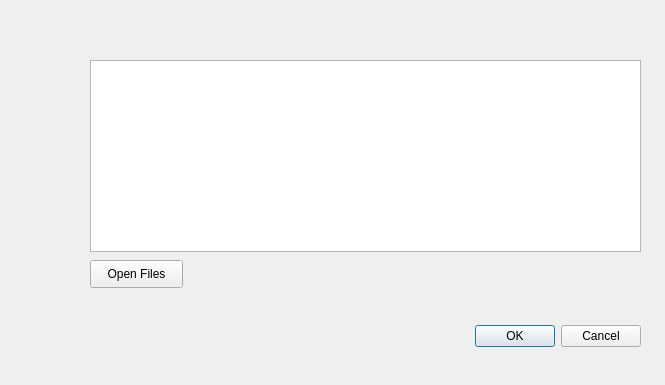
Above: methane_mini_dialog_base.ui from tpubben/LMC_QGIS before the change. Below: the same form after it.
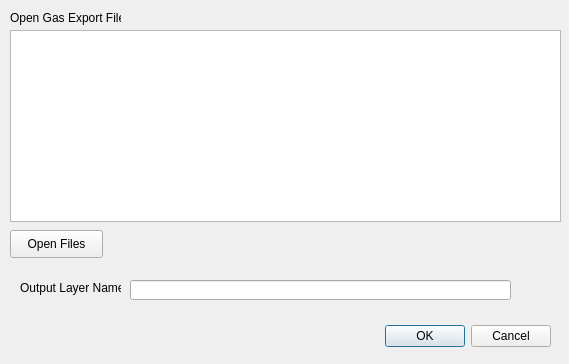
That is the form after the change.

Commit message: Finished Plugin

Patch:
```diff
--- a/methane_mini_dialog_base.ui
+++ b/methane_mini_dialog_base.ui
@@ -6,8 +6,8 @@
    <rect>
     <x>0</x>
     <y>0</y>
-    <width>665</width>
-    <height>385</height>
+    <width>569</width>
+    <height>364</height>
    </rect>
   </property>
   <property name="windowTitle">
@@ -16,7 +16,7 @@
   <widget class="QDialogButtonBox" name="button_box">
    <property name="geometry">
     <rect>
-     <x>300</x>
+     <x>210</x>
      <y>320</y>
      <width>341</width>
      <height>32</height>
@@ -32,8 +32,8 @@
   <widget class="QListWidget" name="listWidget">
    <property name="geometry">
     <rect>
-     <x>90</x>
-     <y>60</y>
+     <x>10</x>
+     <y>30</y>
      <width>551</width>
      <height>192</height>
     </rect>
@@ -42,8 +42,8 @@
   <widget class="QPushButton" name="pushButton">
    <property name="geometry">
     <rect>
-     <x>90</x>
-     <y>260</y>
+     <x>10</x>
+     <y>230</y>
      <width>93</width>
      <height>28</height>
     </rect>
@@ -52,6 +52,42 @@
     <string>Open Files</string>
    </property>
   </widget>
+  <widget class="QLabel" name="OpenFilesLabel">
+   <property name="geometry">
+    <rect>
+     <x>10</x>
+     <y>10</y>
+     <width>111</width>
+     <height>16</height>
+    </rect>
+   </property>
+   <property name="text">
+    <string>Open Gas Export Files</string>
+   </property>
+  </widget>
+  <widget class="QLabel" name="SaveNameLabel">
+   <property name="geometry">
+    <rect>
+     <x>20</x>
+     <y>280</y>
+     <width>101</width>
+     <height>16</height>
+    </rect>
+   </property>
+   <property name="text">
+    <string>Output Layer Name</string>
+   </property>
+  </widget>
+  <widget class="QLineEdit" name="outputLayerName">
+   <property name="geometry">
+    <rect>
+     <x>130</x>
+     <y>280</y>
+     <width>381</width>
+     <height>20</height>
+    </rect>
+   </property>
+  </widget>
  </widget>
  <resources/>
  <connections>
```
Left out of the diff: 4 changed lines with no effect on the pictures. The commit also changes 1 other file.
